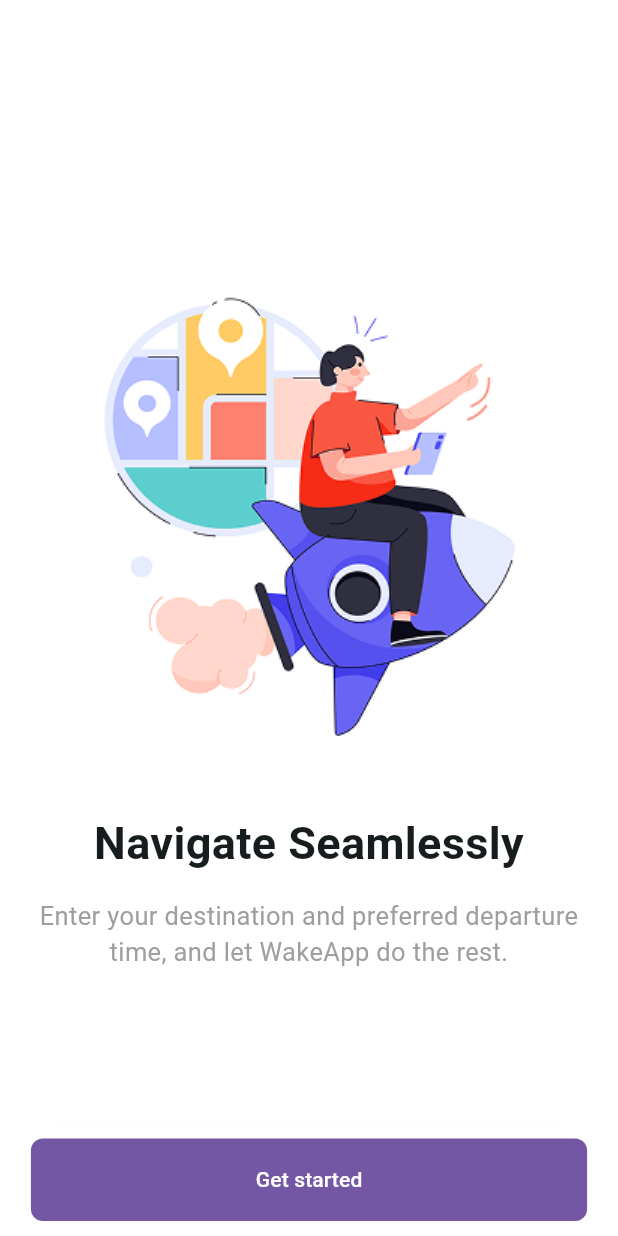
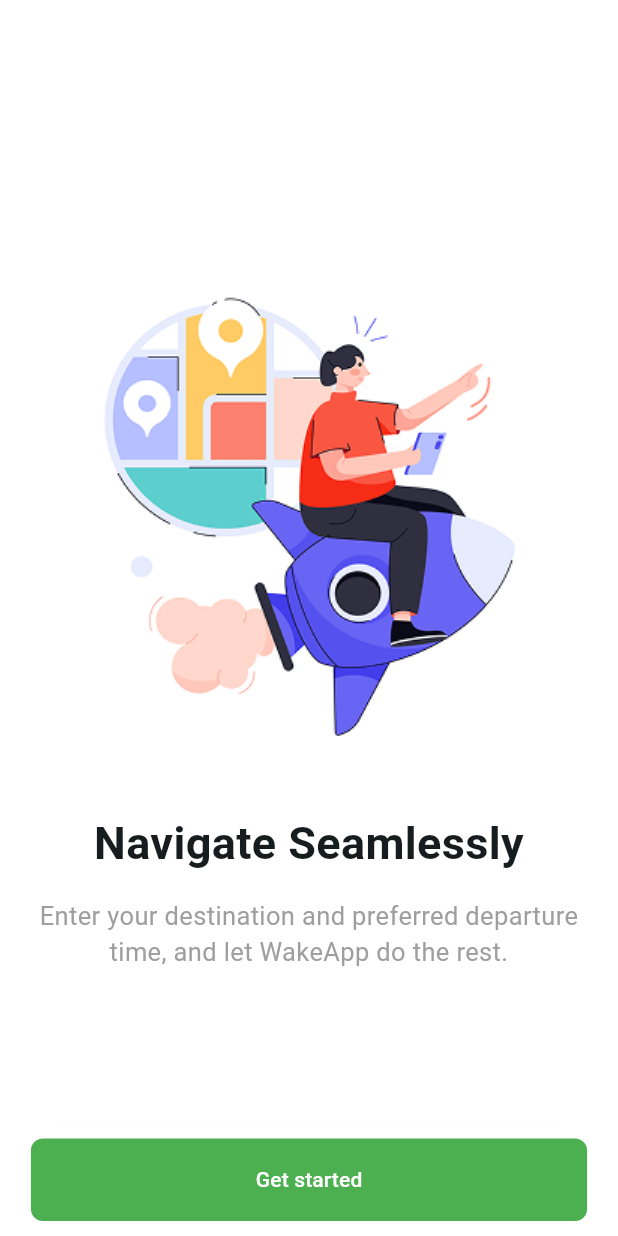
Before and after one commit to shaittoo/wakeapp, a Flutter app: the screen it shows after launch, swiped to page 3, on a phone screen of 412 x 824 dp. Run offline on Flutter 3.47's test engine with Material 3 defaults, Android fonts, the phone set to English and light mode, and no system bars; our stand-ins replace hive, hive_flutter, shared_preferences, smooth_page_indicator; accounts and stored records are empty.

Commit message:
change color [Elisha]

```diff
--- a/lib/screen/Components/color.dart
+++ b/lib/screen/Components/color.dart
@@ -1,3 +1,3 @@
 import 'package:flutter/material.dart';
 
-const primaryColor = Color(0xFF7357a4);
+const primaryColor = Colors.green;
```
